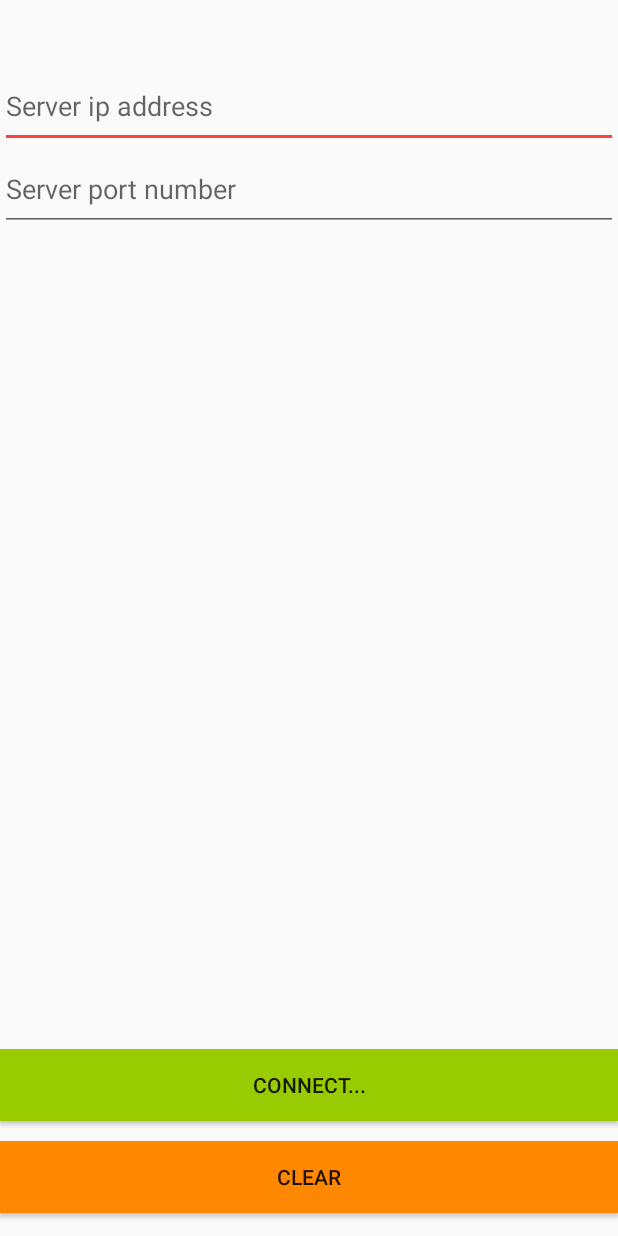
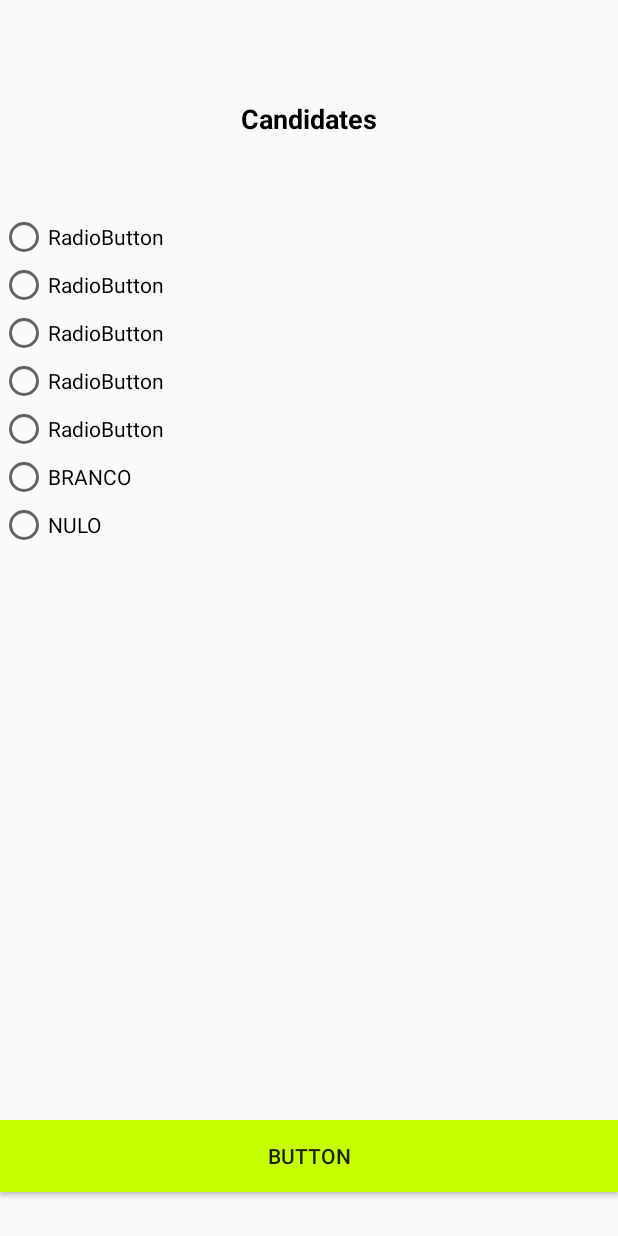
Before and after one commit to ICMC/Client-Server-Voting-App, an Android app: the screen it shows after launch (MainActivity before the commit, CandidateDisplay after it), after a tap on "CONNECT...", on a phone screen of 412 x 824 dp. Run offline under Robolectric (Android 15) with nearby library versions, the phone set to English and light mode, and no system bars.

Commit message:
added new intent and changed layout

```diff
--- /dev/null
+++ b/app/src/main/java/com/example/profa/client/CandidateDisplay.java
@@ -0,0 +1,52 @@
+package com.example.profa.client;
+
+import android.content.Intent;
+import android.support.annotation.Nullable;
+import android.widget.Button;
+import android.widget.EditText;
+import android.widget.TextView;
+
+import android.content.Context;
+import android.support.v7.app.AppCompatActivity;
+import android.os.Bundle;
+
+import android.app.Activity;
+import android.view.LayoutInflater;
+import android.view.View;
+import android.view.View.OnClickListener;
+import android.widget.EditText;
+import android.widget.LinearLayout;
+import android.widget.RelativeLayout;
+import android.widget.Toast;
+/**
+ * Created by pawpepe on 15/06/2017.
+ */
+
+public class CandidateDisplay extends Activity{
+
+    @Override
+    protected void onCreate(@Nullable Bundle savedInstanceState) {
+        super.onCreate(savedInstanceState);
+        setContentView(R.layout.candidate);
+
+        // Get the Intent that started this activity and extract the string
+        Intent intent = getIntent();
+        String candidateId = intent.getStringExtra(MainActivity.EXTRA_MESSAGE);
+
+        // Capture the layout's TextView and set the string as its text
+        TextView textView = (TextView) findViewById(R.id.candidateID);
+        textView.setText(candidateId);
+
+        String address = "cosmos.lasdpc.icmc.usp.br";
+        final int port = 40011;
+        String response = "";
+        Context context = getApplicationContext();
+
+        Cliente myCliente = new Cliente(address,port,candidateId, response, context);
+        myCliente.execute();
+
+
+
+
+    }
+}
--- a/app/src/main/java/com/example/profa/client/Cliente.java
+++ b/app/src/main/java/com/example/profa/client/Cliente.java
@@ -1,14 +1,14 @@
-package com.example.profa.client;
-
-/**
- * Created by profa on 12/06/2017.
+package com.example.profa.client; /**
+ * Created by pawpepe on 12/06/2017.
  */
 
 import java.io.IOException;
 
 
+import android.content.Context;
 import android.os.AsyncTask;
 import android.widget.TextView;
+import android.widget.Toast;
 
 import org.w3c.dom.Text;
 
@@ -23,11 +23,17 @@ public class Cliente extends AsyncTask<Object, String, String> {
     String dstAddress;
     int dstPort;
     String response = "";
-    TextView textResponse;
+    String textResponse;
+    String candidateId;
+    String candidate = "";
+    Context context;
 
-    Cliente(String addr, int port, TextView textResponse) {
+
+    Cliente(String addr, int port, String id, String textResponse, Context context) {
         dstAddress = addr;
         dstPort = port;
+        candidateId =id;
+        this.context = context;
         this.textResponse = textResponse;
     }
 
@@ -47,6 +53,7 @@ public class Cliente extends AsyncTask<Object, String, String> {
             InputStream inputStream = socket.getInputStream();
             OutputStream outpuStream = socket.getOutputStream();
 
+            //prints message from the server
             inputStream.read(buffer);
             response = new String(buffer);
             publishProgress(response);
@@ -84,13 +91,22 @@ public class Cliente extends AsyncTask<Object, String, String> {
 
     @Override
     protected void onProgressUpdate(String... values) {
-        textResponse.setText(values[0]);
+        textResponse = values[0];
+
+            CharSequence text = "connected";
+            int duration = Toast.LENGTH_SHORT;
+
+            Toast toast = Toast.makeText(context, textResponse, duration);
+            toast.show();
+
+
+
         super.onProgressUpdate(values);
     }
 
     @Override
     protected void onPostExecute(String result) {
-        textResponse.setText(response);
+        textResponse= response;
         super.onPostExecute(result);
     }
 
--- a/app/src/main/java/com/example/profa/client/MainActivity.java
+++ b/app/src/main/java/com/example/profa/client/MainActivity.java
@@ -1,62 +1,53 @@
 package com.example.profa.client;
 
 import android.content.Context;
-import android.support.v7.app.AppCompatActivity;
+import android.content.Intent;
 import android.os.Bundle;
 
 import android.app.Activity;
-import android.view.LayoutInflater;
+import android.support.v7.app.AppCompatActivity;
 import android.view.View;
-import android.view.View.OnClickListener;
 import android.widget.Button;
 import android.widget.EditText;
-import android.widget.LinearLayout;
-import android.widget.RelativeLayout;
-import android.widget.TextView;
 import android.widget.Toast;
 
-public class MainActivity extends Activity {
+public class MainActivity extends AppCompatActivity {
 
-    TextView response;
-    EditText editTextAddress, editTextPort;
-    Button buttonConnect, buttonClear;
-
+    public static final String EXTRA_MESSAGE = "com.example.profa.client.MESSAGE";
     @Override
     protected void onCreate(Bundle savedInstanceState) {
+
+        final EditText idNumber;
+        Button buttonConnect;
+
         super.onCreate(savedInstanceState);
-        setContentView(R.layout.activity_main);
+        setContentView(R.layout.main_activity);
 
-        editTextAddress = (EditText) findViewById(R.id.addressEditText);
-        editTextPort = (EditText) findViewById(R.id.portEditText);
-        buttonConnect = (Button) findViewById(R.id.connectButton);
-        buttonClear = (Button) findViewById(R.id.clearButton);
 
-        LayoutInflater inflater = (LayoutInflater)getSystemService(Context.LAYOUT_INFLATER_SERVICE);
+        idNumber = (EditText) findViewById(R.id.idNumber);
+        buttonConnect =(Button) findViewById(R.id.connectButton);
 
-        //View vi = inflater.inflate(R.layout.client, null);
-        response = (TextView) findViewById(R.id.responseTextView);
+        buttonConnect.setOnClickListener(new View.OnClickListener() {
+            @Override
+            public void onClick(View v) {
+                if(idNumber.getText().toString()!=null){
+                    Intent intent = new Intent(v.getContext(), CandidateDisplay.class);
+                    String message = idNumber.getText().toString();
+                    intent.putExtra(EXTRA_MESSAGE, message);
+                    startActivity(intent);
+                }else{
+                    Context context = getApplicationContext();
+                    CharSequence text = "Type your ID";
+                    int duration = Toast.LENGTH_SHORT;
 
-        buttonConnect.setOnClickListener(new OnClickListener() {
-
-            @Override
-            public void onClick(View arg0) {
-                Cliente myCliente = new Cliente(editTextAddress.getText()
-                        .toString(), Integer.parseInt(editTextPort
-                        .getText().toString()), response);
-                myCliente.execute();
-
-               //setContentView(R.layout.client);
-              // LinearLayout mServer = (LinearLayout) findViewById(R.id.message);
-               //mServer.addView(response);
+                    Toast toast = Toast.makeText(context, text, duration);
+                    toast.show();
+                }
             }
         });
 
-        buttonClear.setOnClickListener(new OnClickListener() {
 
-            @Override
-            public void onClick(View v) {
-                response.setText("");
-            }
-        });
+
+
     }
 }
--- a/app/src/main/res/layout/activity_main.xml
+++ /dev/null
@@ -1,60 +0,0 @@
-<?xml version="1.0" encoding="utf-8"?>
-<RelativeLayout xmlns:android="http://schemas.android.com/apk/res/android"
-    xmlns:app="http://schemas.android.com/apk/res-auto"
-    xmlns:tools="http://schemas.android.com/tools"
-    android:layout_width="match_parent"
-    android:layout_height="match_parent"
-    tools:context="com.example.profa.client.MainActivity">
-
-    <Button
-        android:id="@+id/connectButton"
-        android:layout_width="wrap_content"
-        android:layout_height="wrap_content"
-        android:background="@android:color/holo_green_light"
-        android:text="Connect..."
-        android:layout_alignBottom="@+id/clearButton"
-        android:layout_alignParentLeft="true"
-        android:layout_alignParentStart="true"
-        android:layout_marginBottom="61dp"
-        android:layout_alignParentRight="true"
-        android:layout_alignParentEnd="true" />
-
-    <Button
-        android:id="@+id/clearButton"
-        style="@style/Widget.AppCompat.Button"
-        android:layout_width="match_parent"
-        android:layout_height="wrap_content"
-        android:background="@android:color/holo_orange_dark"
-        android:text="Clear"
-        android:layout_alignParentBottom="true"
-        android:layout_alignParentLeft="true"
-        android:layout_alignParentStart="true"
-        android:layout_marginBottom="15dp" />
-
-    <TextView
-        android:id="@+id/responseTextView"
-        android:layout_width="match_parent"
-        android:layout_height="100dp"
-        android:layout_below="@+id/portEditText"
-        android:layout_alignParentLeft="true"
-        android:layout_alignParentStart="true"
-        android:layout_marginTop="82dp" />
-
-    <EditText
-        android:id="@+id/addressEditText"
-        android:layout_width="match_parent"
-        android:layout_height="55dp"
-        android:hint="Server ip address"
-        android:layout_alignParentTop="true"
-        android:layout_marginTop="43dp" />
-
-    <EditText
-        android:id="@+id/portEditText"
-        android:layout_width="match_parent"
-        android:layout_height="55dp"
-        android:hint="Server port number"
-        android:layout_below="@+id/addressEditText"
-        android:layout_alignParentLeft="true"
-        android:layout_alignParentStart="true" />
-
-</RelativeLayout>
--- /dev/null
+++ b/app/src/main/res/layout/candidate.xml
@@ -0,0 +1,111 @@
+<?xml version="1.0" encoding="utf-8"?>
+<RelativeLayout xmlns:android="http://schemas.android.com/apk/res/android"
+    xmlns:app="http://schemas.android.com/apk/res-auto"
+    xmlns:tools="http://schemas.android.com/tools"
+    android:layout_width="match_parent"
+    android:layout_height="match_parent"
+    tools:context="com.example.profa.client.MainActivity">
+
+
+    <TextView
+        android:id="@+id/candidateID"
+        android:layout_width="match_parent"
+        android:layout_height="55dp"
+        android:hint=""
+        android:textAlignment="center"
+        android:textColor="@android:color/darker_gray"
+        android:textStyle="bold|italic"
+        android:layout_alignParentTop="true"
+        android:layout_alignParentLeft="true"
+        android:layout_alignParentStart="true"
+        android:layout_marginTop="11dp" />
+
+    <RadioButton
+        android:id="@+id/candidate1"
+        android:layout_width="match_parent"
+        android:layout_height="wrap_content"
+        android:layout_marginTop="75dp"
+        android:text="RadioButton"
+        android:layout_below="@+id/candidateID"
+        android:layout_alignParentLeft="true"
+        android:layout_alignParentStart="true" />
+
+    <RadioButton
+        android:id="@+id/candidate2"
+        android:layout_width="match_parent"
+        android:layout_height="wrap_content"
+        android:text="RadioButton"
+        android:layout_below="@+id/candidate1"
+        android:layout_alignParentLeft="true"
+        android:layout_alignParentStart="true" />
+
+    <RadioButton
+        android:id="@+id/candidate3"
+        android:layout_width="match_parent"
+        android:layout_height="wrap_content"
+        android:text="RadioButton"
+        android:layout_below="@+id/candidate2"
+        android:layout_alignParentLeft="true"
+        android:layout_alignParentStart="true" />
+
+    <RadioButton
+        android:id="@+id/candidate4"
+        android:layout_width="match_parent"
+        android:layout_height="wrap_content"
+        android:layout_alignParentLeft="true"
+        android:layout_alignParentStart="true"
+        android:layout_below="@+id/candidate3"
+        android:text="RadioButton" />
+
+    <RadioButton
+        android:id="@+id/candidate5"
+        android:layout_width="match_parent"
+        android:layout_height="wrap_content"
+        android:layout_alignParentLeft="true"
+        android:layout_alignParentStart="true"
+        android:layout_below="@+id/candidate4"
+        android:text="RadioButton" />
+
+    <RadioButton
+        android:id="@+id/branco"
+        android:layout_width="match_parent"
+        android:layout_height="wrap_content"
+        android:layout_alignParentLeft="true"
+        android:layout_alignParentStart="true"
+        android:layout_below="@+id/candidate5"
+        android:text="BRANCO" />
+
+    <RadioButton
+        android:id="@+id/nulo"
+        android:layout_width="match_parent"
+        android:layout_height="wrap_content"
+        android:layout_alignParentLeft="true"
+        android:layout_alignParentStart="true"
+        android:layout_below="@+id/branco"
+        android:text="NULO" />
+
+    <Button
+        android:id="@+id/button"
+        android:layout_width="match_parent"
+        android:layout_height="wrap_content"
+        android:layout_alignParentBottom="true"
+        android:layout_centerHorizontal="true"
+        android:layout_marginBottom="29dp"
+        android:background="@color/colorAccent"
+        android:text="Button" />
+
+    <TextView
+        android:id="@+id/candidasTitle"
+        android:layout_width="match_parent"
+        android:layout_height="wrap_content"
+        android:layout_below="@+id/candidateID"
+        android:ems="10"
+        android:inputType="textPersonName"
+        android:text="Candidates"
+        android:textAlignment="center"
+        android:textColor="@android:color/background_dark"
+        android:textSize="18sp"
+        android:textStyle="bold" />
+
+
+</RelativeLayout>
--- /dev/null
+++ b/app/src/main/res/layout/main_activity.xml
@@ -0,0 +1,29 @@
+<?xml version="1.0" encoding="utf-8"?>
+<RelativeLayout xmlns:android="http://schemas.android.com/apk/res/android"
+    android:layout_width="match_parent" android:layout_height="match_parent">
+
+    <EditText
+        android:id="@+id/idNumber"
+        android:layout_width="match_parent"
+        android:layout_height="55dp"
+        android:hint="ID number"
+        android:layout_above="@+id/connectButton"
+        android:layout_alignParentLeft="true"
+        android:layout_alignParentStart="true"
+        android:layout_marginBottom="164dp" />
+
+    <Button
+        android:id="@+id/connectButton"
+        android:layout_width="wrap_content"
+        android:layout_height="wrap_content"
+        android:background="@android:color/holo_green_light"
+        android:text="Connect..."
+        android:layout_marginBottom="33dp"
+        android:layout_alignParentBottom="true"
+        android:layout_alignParentLeft="true"
+        android:layout_alignParentStart="true"
+        android:layout_alignParentRight="true"
+        android:layout_alignParentEnd="true" />
+
+
+</RelativeLayout>
--- a/app/src/main/res/values/colors.xml
+++ b/app/src/main/res/values/colors.xml
@@ -1,6 +1,6 @@
 <?xml version="1.0" encoding="utf-8"?>
 <resources>
-    <color name="colorPrimary">#fff540</color>
-    <color name="colorPrimaryDark">#ebe24b</color>
-    <color name="colorAccent">#ff4040</color>
+    <color name="colorPrimary">#ffeb3b</color>
+    <color name="colorPrimaryDark">#fbc02d</color>
+    <color name="colorAccent">#c6ff00</color>
 </resources>
--- a/app/src/main/res/values/strings.xml
+++ b/app/src/main/res/values/strings.xml
@@ -1,3 +1,3 @@
 <resources>
-    <string name="app_name">Client</string>
+    <string name="app_name">Vote Here</string>
 </resources>
```
Also changed, not shown: app/src/main/AndroidManifest.xml (+11 -1 lines).
